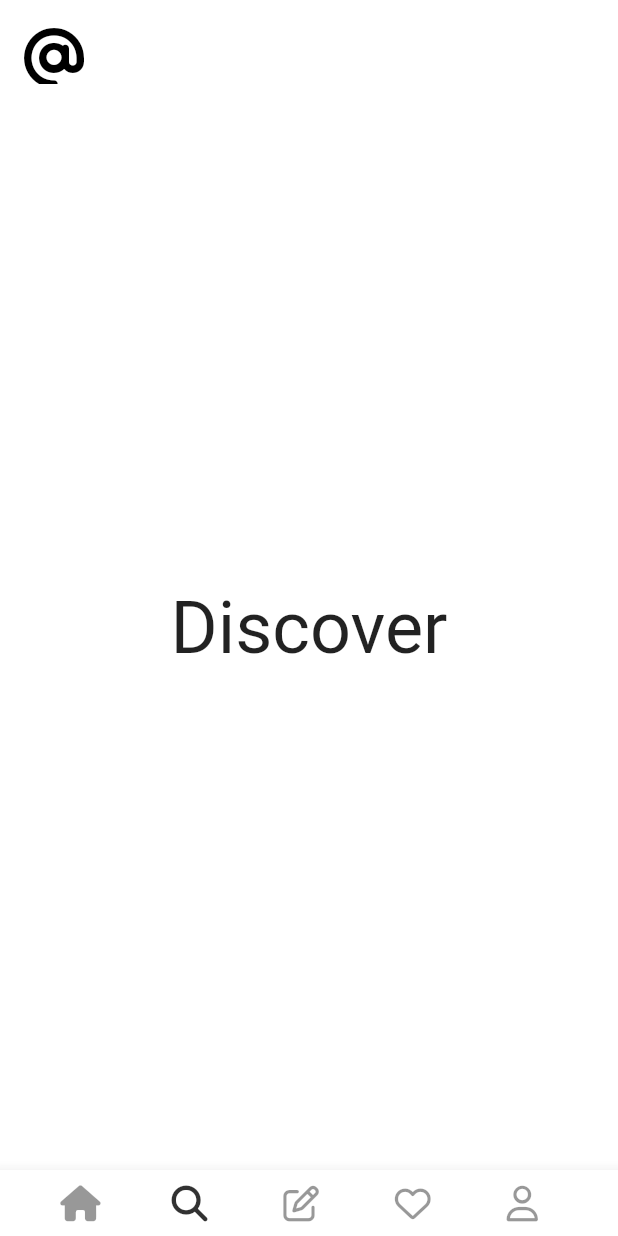
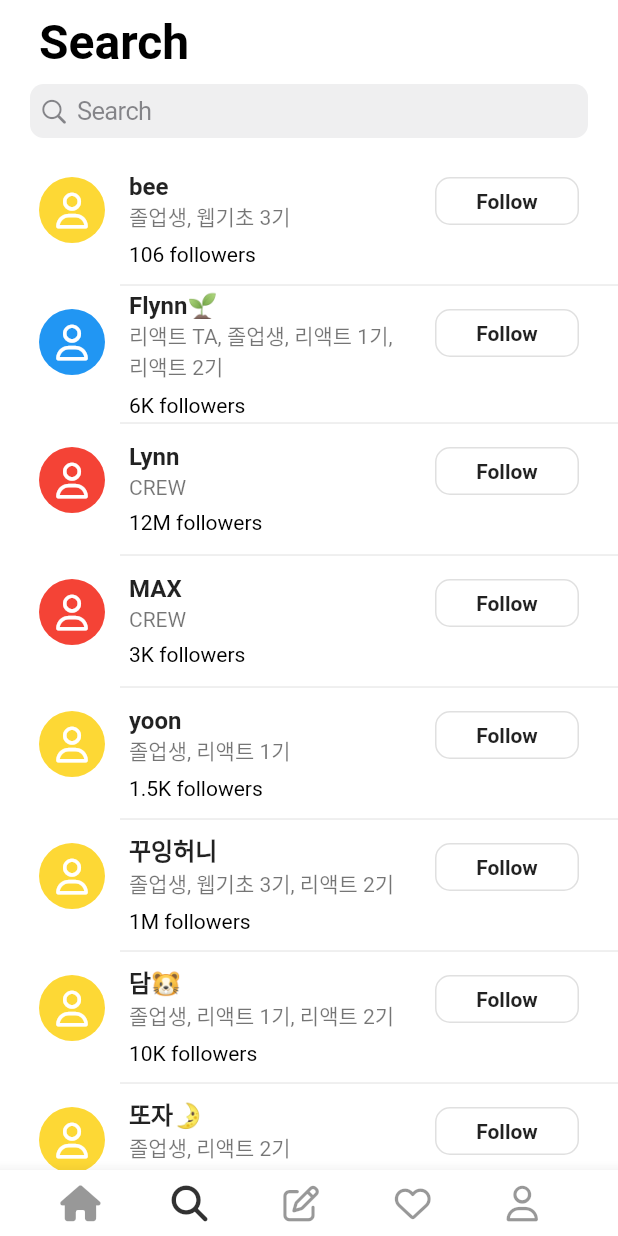
Before and after one commit to seo081225/tiktok_clone, a Flutter app: the MainNavigationScreen screen opened directly, item 2 of the bottom bar chosen, on a phone screen of 412 x 824 dp. Run offline on Flutter 3.47's test engine with Material 2 defaults, Android fonts, the phone set to English and light mode, and no system bars; our stand-ins replace font_awesome_flutter, video_player, visibility_detector; network calls fail.

Commit message:
과제 20230902

```diff
--- a/lib/threads/main_navigation_screen.dart
+++ b/lib/threads/main_navigation_screen.dart
@@ -1,9 +1,11 @@
 import 'package:flutter/material.dart';
 import 'package:font_awesome_flutter/font_awesome_flutter.dart';
 import 'package:tiktok_clone_2023/constants/sizes.dart';
+import 'package:tiktok_clone_2023/threads/activity_screen.dart';
 import 'package:tiktok_clone_2023/threads/home_screen.dart';
 import 'package:tiktok_clone_2023/threads/nav_tab.dart';
 import 'package:tiktok_clone_2023/threads/post_screen.dart';
+import 'package:tiktok_clone_2023/threads/search_screen.dart';
 
 class MainNavigationScreen extends StatefulWidget {
   const MainNavigationScreen({super.key});
@@ -24,16 +26,6 @@ class _MainNavigationScreenState extends State<MainNavigationScreen> {
   @override
   Widget build(BuildContext context) {
     return Scaffold(
-      appBar: AppBar(
-        automaticallyImplyLeading: false,
-        title: const Padding(
-          padding: EdgeInsets.only(top: Sizes.size20),
-          child: FaIcon(
-            FontAwesomeIcons.at,
-            size: Sizes.size40,
-          ),
-        ),
-      ),
       body: Stack(
         children: [
           Offstage(
@@ -42,12 +34,7 @@ class _MainNavigationScreenState extends State<MainNavigationScreen> {
           ),
           Offstage(
             offstage: _selectedIndex != 1,
-            child: const Center(
-              child: Text(
-                "Discover",
-                style: TextStyle(fontSize: 48),
-              ),
-            ),
+            child: const SearchScreen(),
           ),
           Offstage(
             offstage: _selectedIndex != 2,
@@ -57,12 +44,7 @@ class _MainNavigationScreenState extends State<MainNavigationScreen> {
           ),
           Offstage(
             offstage: _selectedIndex != 3,
-            child: const Center(
-              child: Text(
-                "Like",
-                style: TextStyle(fontSize: 48),
-              ),
-            ),
+            child: const ActivityScreen(),
           ),
           Offstage(
             offstage: _selectedIndex != 4,
--- /dev/null
+++ b/lib/threads/search_screen.dart
@@ -0,0 +1,185 @@
+import 'package:flutter/cupertino.dart';
+import 'package:flutter/material.dart';
+import 'package:font_awesome_flutter/font_awesome_flutter.dart';
+import 'package:tiktok_clone_2023/constants/gaps.dart';
+import 'package:tiktok_clone_2023/constants/sizes.dart';
+
+class SearchScreen extends StatefulWidget {
+  const SearchScreen({super.key});
+
+  @override
+  State<SearchScreen> createState() => _SearchScreenState();
+}
+
+class _SearchScreenState extends State<SearchScreen> {
+  @override
+  Widget build(BuildContext context) {
+    return Scaffold(
+      appBar: AppBar(
+        automaticallyImplyLeading: false,
+        title: const Padding(
+          padding: EdgeInsets.all(10),
+          child: Row(
+            mainAxisAlignment: MainAxisAlignment.start,
+            children: [
+              Text(
+                "Search",
+                style: TextStyle(
+                    fontSize: Sizes.size32, fontWeight: FontWeight.bold),
+              ),
+            ],
+          ),
+        ),
+      ),
+      body: ListView(
+        children: [
+          const Padding(
+            padding: EdgeInsets.symmetric(horizontal: 20),
+            child: CupertinoSearchTextField(),
+          ),
+          Gaps.v10,
+          member(
+            name: 'bee',
+            content: '졸업생, 웹기초 3기',
+            follower: '106',
+            profileColor: Colors.yellow.shade600,
+          ),
+          const Divider(height: 0, indent: Sizes.size80),
+          member(
+            name: 'Flynn🌱',
+            content: '리액트 TA, 졸업생, 리액트 1기, 리액트 2기',
+            follower: '6K',
+            profileColor: Colors.blue,
+          ),
+          const Divider(height: 0, indent: Sizes.size80),
+          member(
+            name: 'Lynn',
+            content: 'CREW',
+            follower: '12M',
+            profileColor: Colors.red,
+          ),
+          const Divider(height: 0, indent: Sizes.size80),
+          member(
+            name: 'MAX',
+            content: 'CREW',
+            follower: '3K',
+            profileColor: Colors.red,
+          ),
+          const Divider(height: 0, indent: Sizes.size80),
+          member(
+            name: 'yoon',
+            content: '졸업생, 리액트 1기',
+            follower: '1.5K',
+            profileColor: Colors.yellow.shade600,
+          ),
+          const Divider(height: 0, indent: Sizes.size80),
+          member(
+            name: '꾸잉허니',
+            content: '졸업생, 웹기초 3기, 리액트 2기',
+            follower: '1M',
+            profileColor: Colors.yellow.shade600,
+          ),
+          const Divider(height: 0, indent: Sizes.size80),
+          member(
+            name: '담🐹',
+            content: '졸업생, 리액트 1기, 리액트 2기',
+            follower: '10K',
+            profileColor: Colors.yellow.shade600,
+          ),
+          const Divider(height: 0, indent: Sizes.size80),
+          member(
+            name: '또자🌛',
+            content: '졸업생, 리액트 2기',
+            follower: '114K',
+            profileColor: Colors.yellow.shade600,
+          ),
+        ],
+      ),
+    );
+  }
+}
+
+class member extends StatefulWidget {
+  member({
+    super.key,
+    required this.name,
+    required this.content,
+    required this.follower,
+    required this.profileColor,
+  });
+
+  String name, content, follower;
+  Color profileColor;
+
+  @override
+  State<member> createState() => _memberState();
+}
+
+class _memberState extends State<member> {
+  @override
+  Widget build(BuildContext context) {
+    return Padding(
+      padding: const EdgeInsets.symmetric(horizontal: 10),
+      child: ListTile(
+        leading: Container(
+          width: Sizes.size44,
+          height: Sizes.size44,
+          decoration: BoxDecoration(
+            shape: BoxShape.circle,
+            color: widget.profileColor,
+          ),
+          child: const Center(
+            child: FaIcon(
+              FontAwesomeIcons.user,
+              color: Colors.white,
+            ),
+          ),
+        ),
+        title: Text(
+          widget.name,
+          style: const TextStyle(
+            fontWeight: FontWeight.w700,
+            fontSize: Sizes.size16,
+          ),
+        ),
+        subtitle: Column(
+          crossAxisAlignment: CrossAxisAlignment.start,
+          children: [
+            Text(
+              widget.content,
+              style: const TextStyle(
+                fontSize: Sizes.size14,
+              ),
+            ),
+            Gaps.v7,
+            Text(
+              '${widget.follower} followers',
+              style: const TextStyle(
+                color: Colors.black,
+                fontSize: Sizes.size14,
+              ),
+            ),
+          ],
+        ),
+        trailing: Container(
+          width: Sizes.size96,
+          height: Sizes.size32,
+          decoration: BoxDecoration(
+            border: Border.all(
+              color: Colors.grey.shade300,
+              width: Sizes.size1,
+            ),
+            borderRadius: BorderRadius.circular(Sizes.size10),
+          ),
+          child: const Center(
+            child: Text(
+              "Follow",
+              style: TextStyle(fontWeight: FontWeight.bold),
+            ),
+          ),
+        ),
+        isThreeLine: true,
+      ),
+    );
+  }
+}
```
Also changed, not shown: lib/threads/activity_screen.dart (added, +398 -0 lines), lib/threads/home_screen.dart (+10 -0 lines).
